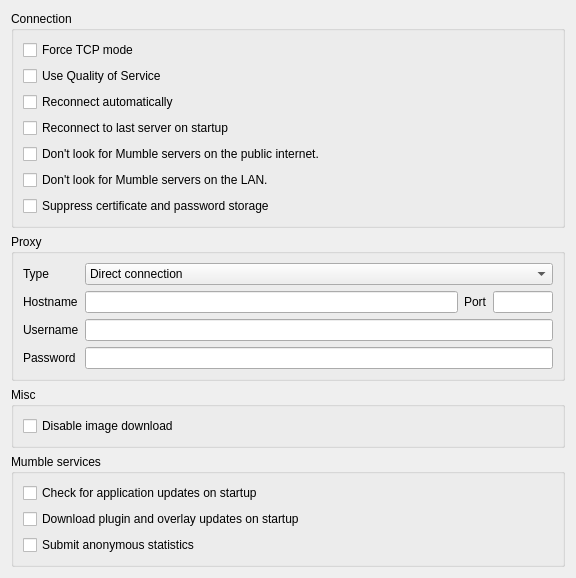
This is src/mumble/NetworkConfig.ui in mumble-voip/mumble as Qt 5 draws it before an edit. The edited form follows.
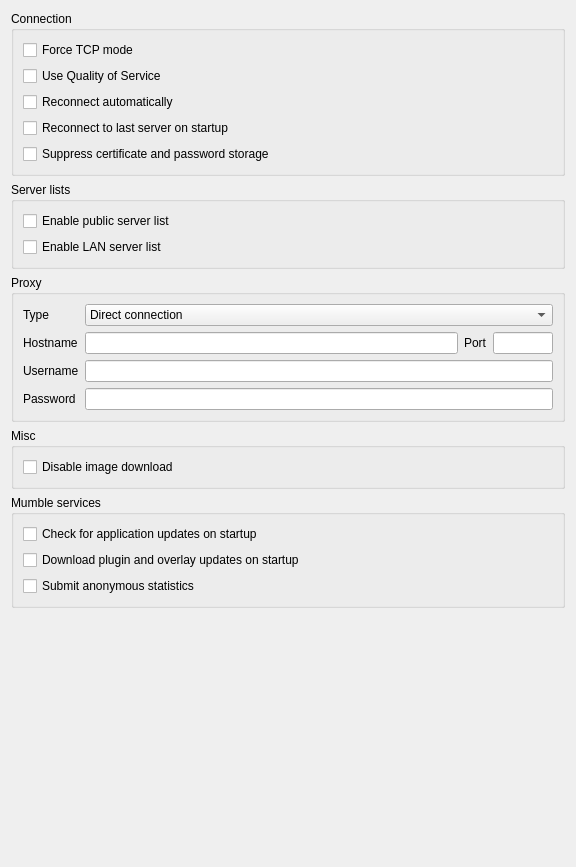
This is the edited form.

Diff of the .ui file:
```diff
--- a/src/mumble/NetworkConfig.ui
+++ b/src/mumble/NetworkConfig.ui
@@ -7,7 +7,7 @@
     <x>0</x>
     <y>0</y>
     <width>576</width>
-    <height>567</height>
+    <height>867</height>
    </rect>
   </property>
   <property name="windowTitle">
@@ -75,32 +75,6 @@
         </property>
        </widget>
       </item>
-      <item>
-       <widget class="QCheckBox" name="qcbRestrictPublicServerLookups">
-        <property name="toolTip">
-         <string>Don't send UDP multicasts out to the internet on startup.</string>
-        </property>
-        <property name="whatsThis">
-         <string>&lt;b&gt;This will prevent the client from locating servers on the public internet at startup.&lt;/b&gt;&lt;p&gt; You may still connect to public servers if you specify them by hostname or IP address.&lt;/p&gt;</string>
-        </property>
-        <property name="text">
-         <string>Don't look for Mumble servers on the public internet.</string>
-        </property>   
-       </widget>
-      </item>
-      <item>
-       <widget class="QCheckBox" name="qcbRestrictLANServerLookups">
-        <property name="toolTip">
-         <string>Don't send UDP multicasts over the LAN on startup.</string>
-        </property>
-        <property name="whatsThis">
-         <string>&lt;b&gt;This will prevent the client from locating servers on the LAN at startup.&lt;/b&gt;&lt;p&gt; You may still connect to LAN servers if you specify them by hostname or IP address.&lt;/p&gt;</string>
-        </property>
-        <property name="text">
-         <string>Don't look for Mumble servers on the LAN.</string>
-        </property>   
-       </widget>
-      </item>
       <item>
        <widget class="QCheckBox" name="qcbSuppressIdentity">
         <property name="toolTip">
@@ -117,6 +91,47 @@
      </layout>
     </widget>
    </item>
+   <item>
+    <widget class="QGroupBox" name="qgbServerLists">
+     <property name="sizePolicy">
+      <sizepolicy hsizetype="Preferred" vsizetype="Minimum">
+       <horstretch>0</horstretch>
+       <verstretch>0</verstretch>
+      </sizepolicy>
+     </property>
+     <property name="title">
+      <string>Server lists</string>
+     </property>
+     <layout class="QVBoxLayout">
+      <item>
+       <widget class="QCheckBox" name="qcbEnablePublicServerList">
+        <property name="toolTip">
+         <string>This option enables the public server list in Mumble's connect dialog</string>
+        </property>
+        <property name="whatsThis">
+         <string>&lt;b&gt;Enable public server list&lt;/b&gt;.&lt;br /&gt;Turning this option off will prevent Mumble from sending automatic UDP and DNS network traffic related to public server lookups.</string>
+        </property>
+        <property name="text">
+         <string>Enable public server list</string>
+        </property>
+       </widget>
+      </item>
+      <item>
+       <widget class="QCheckBox" name="qcbEnableLANServerList">
+        <property name="toolTip">
+         <string>This option enables the LAN server list in Mumble's connect dialog</string>
+        </property>
+        <property name="whatsThis">
+         <string>&lt;b&gt;Enable LAN server list&lt;/b&gt;.&lt;br /&gt;Turning this option off will prevent Mumble from sending automatic DHCP queries to look for servers on the local network.</string>
+        </property>
+        <property name="text">
+         <string>Enable LAN server list</string>
+        </property>
+       </widget>
+      </item>
+     </layout>
+    </widget>
+   </item>
    <item>
     <widget class="QGroupBox" name="qgbProxy">
      <property name="sizePolicy">
```
